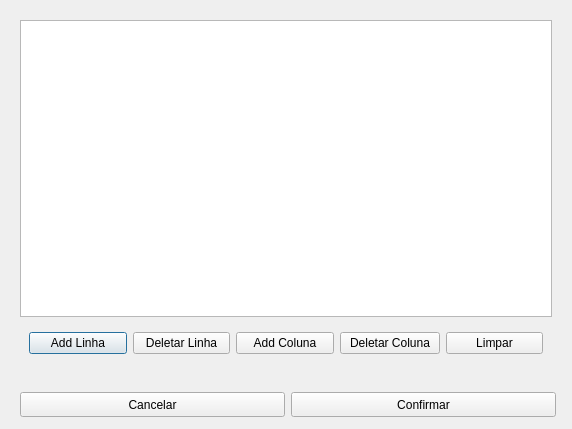
The window that gui/view/NewAutomatonDialog.ui (joaovicentesouto/INE5421) describes before a commit, drawn with Qt 5.
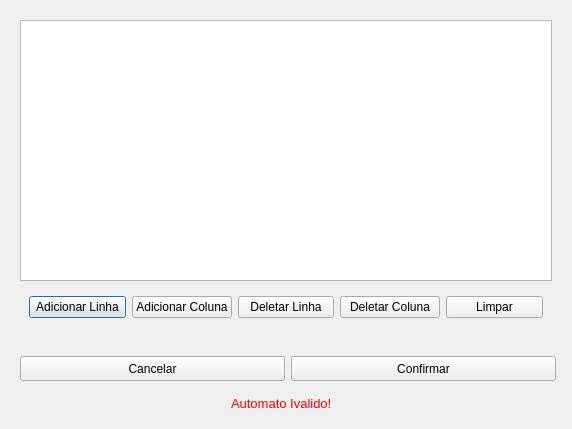
The same window after the commit.

Commit message: Create interface to insert finite automaton

The edit to the form file:
```diff
--- a/gui/view/NewAutomatonDialog.ui
+++ b/gui/view/NewAutomatonDialog.ui
@@ -32,7 +32,14 @@
          <item>
           <widget class="QPushButton" name="btnAddLine">
            <property name="text">
-            <string>Add Linha</string>
+            <string>Adicionar Linha</string>
+           </property>
+          </widget>
+         </item>
+         <item>
+          <widget class="QPushButton" name="btnAddColumn">
+           <property name="text">
+            <string>Adicionar Coluna</string>
            </property>
           </widget>
          </item>
@@ -43,13 +50,6 @@
            </property>
           </widget>
          </item>
-         <item>
-          <widget class="QPushButton" name="btnAddColumn">
-           <property name="text">
-            <string>Add Coluna</string>
-           </property>
-          </widget>
-         </item>
          <item>
           <widget class="QPushButton" name="btnDeleteColumn">
            <property name="minimumSize">
@@ -157,6 +157,43 @@
      </widget>
     </widget>
    </item>
+   <item>
+    <widget class="QWidget" name="widget_2" native="true">
+     <property name="minimumSize">
+      <size>
+       <width>0</width>
+       <height>30</height>
+      </size>
+     </property>
+     <property name="maximumSize">
+      <size>
+       <width>16777215</width>
+       <height>30</height>
+      </size>
+     </property>
+     <layout class="QHBoxLayout" name="horizontalLayout">
+      <item>
+       <widget class="QLabel" name="error_message">
+        <property name="maximumSize">
+         <size>
+          <width>110</width>
+          <height>16777215</height>
+         </size>
+        </property>
+        <property name="styleSheet">
+         <string notr="true">color: red;
+font-size: 13px;
+text-align: center;
+background-position: center;</string>
+        </property>
+        <property name="text">
+         <string>Automato Ivalido!</string>
+        </property>
+       </widget>
+      </item>
+     </layout>
+    </widget>
+   </item>
   </layout>
  </widget>
  <resources/>
```
The commit also changes 7 other files.
